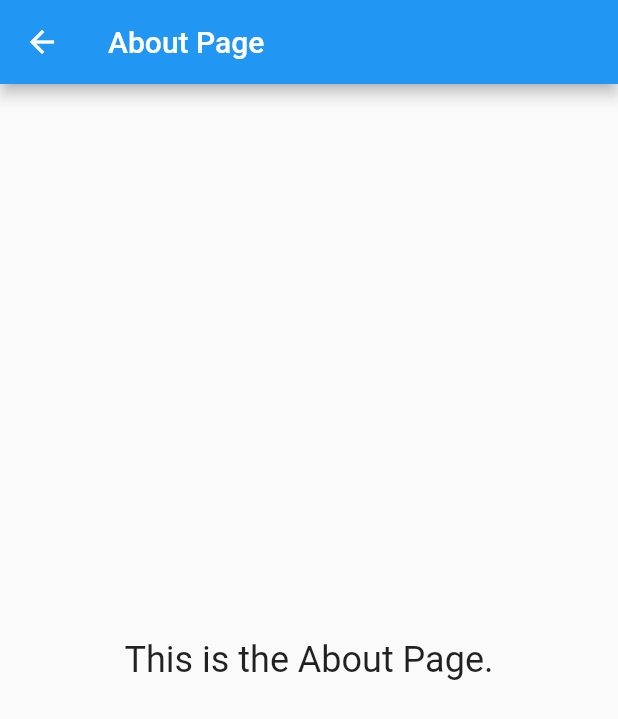
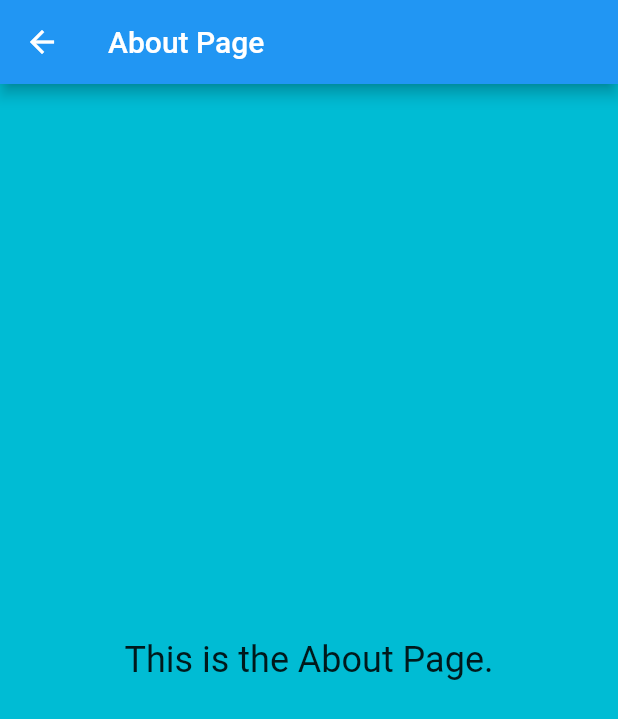
Before and after one commit to NikithaMaram/version_auto_update, a Flutter app: the AboutPage screen opened directly, on a phone screen of 412 x 824 dp. Shown: the top 719 px of the screen. Run offline on Flutter 3.47's test engine with Material 2 defaults, Android fonts, the phone set to English and light mode, and no system bars.

Commit message:
Minor changes 3.0

```diff
--- a/lib/main.dart
+++ b/lib/main.dart
@@ -59,6 +59,7 @@ class AboutPage extends StatelessWidget {
       appBar: AppBar(
         title: Text('About Page'),
       ),
+      backgroundColor: Colors.cyan,
       body: Center(
         child: Text(
           'This is the About Page.',
@@ -76,6 +77,7 @@ class ContactPage extends StatelessWidget {
       appBar: AppBar(
         title: Text('Contact Page'),
       ),
+      backgroundColor: Colors.cyanAccent,
       body: Center(
         child: Text(
           'This is the Contact Page.',
```
